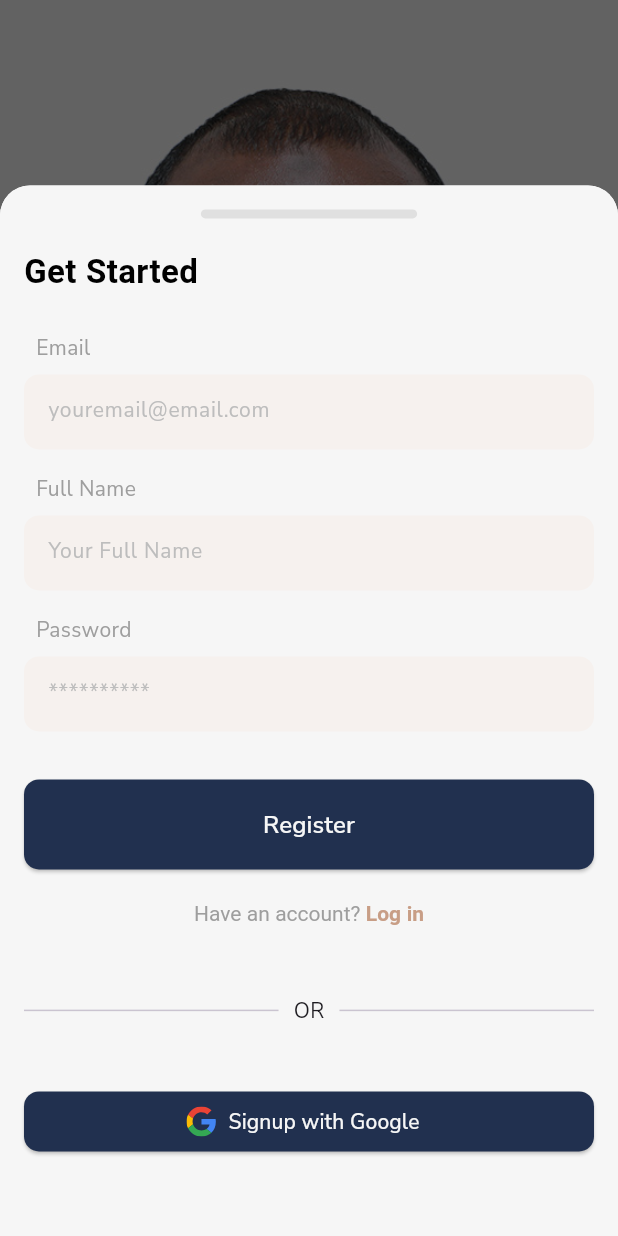
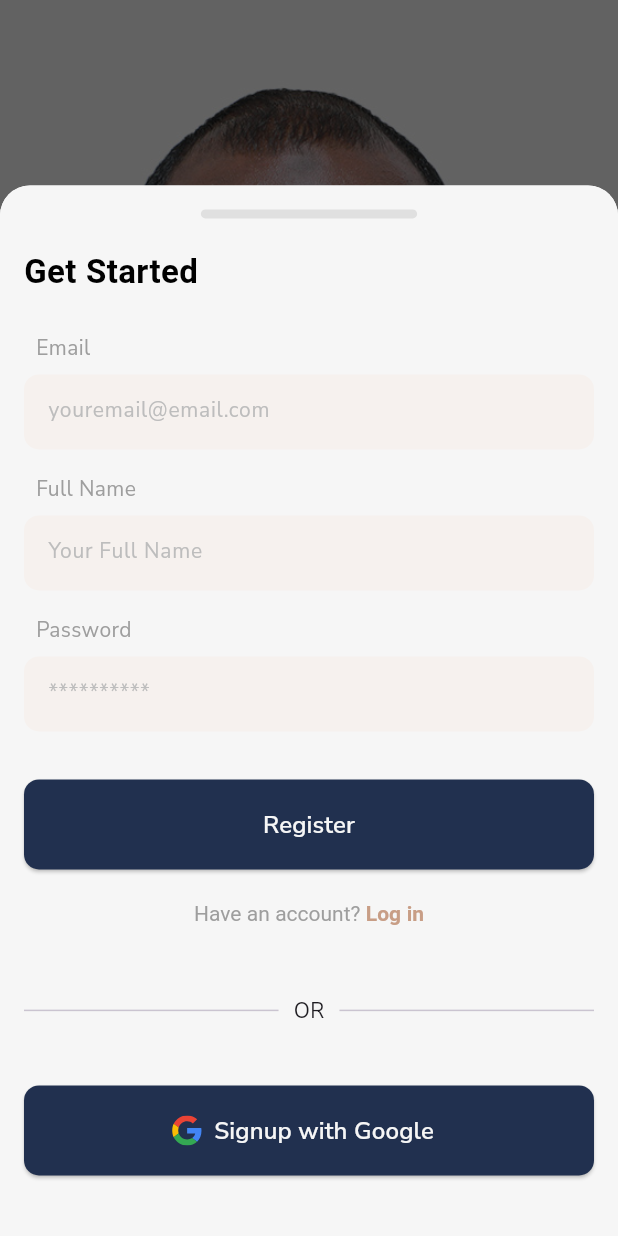
Before and after one commit to amosman02/almonzer-resume-app, a Flutter app: the screen it shows after launch, after a tap on "Get Started", on a phone screen of 412 x 824 dp. Run offline on Flutter 3.47's test engine with Material 3 defaults, Android fonts, the phone set to English and light mode, and no system bars; our stand-ins replace cloud_firestore, firebase_auth, firebase_core, flutter_feather_icons, flutter_svg, google_fonts and 1 more; missing offline and left inert: dart_quote; accounts and stored records are empty; Roboto replaces fonts that are missing (inter).

Commit message:
Edit signin and signup Google signin modal
Signed-off-by: Almonzer Osman <almonzer.m.osman@gmail.com>

```diff
--- a/lib/widgets/modals/register_modal.dart
+++ b/lib/widgets/modals/register_modal.dart
@@ -226,12 +226,17 @@ class _RegisterModalState extends State<RegisterModal> {
               ),
               const SizedBox(height: 40),
               SizedBox(
+                height: 60,
                 width: MediaQuery.of(context).size.width,
                 child: ElevatedButton.icon(
                   onPressed: () => AuthService().signInWithGoogle(),
                   label: const Text(
                     'Signup with Google',
-                    style: TextStyle(color: constants.bgColor),
+                    style: TextStyle(
+                      color: constants.bgColor,
+                      fontSize: 16,
+                      fontWeight: FontWeight.w600,
+                    ),
                   ),
                   icon: SvgPicture.string(
                     googleSvg,
```
Also changed, not shown: lib/widgets/modals/login_modal.dart (+6 -1 lines).
